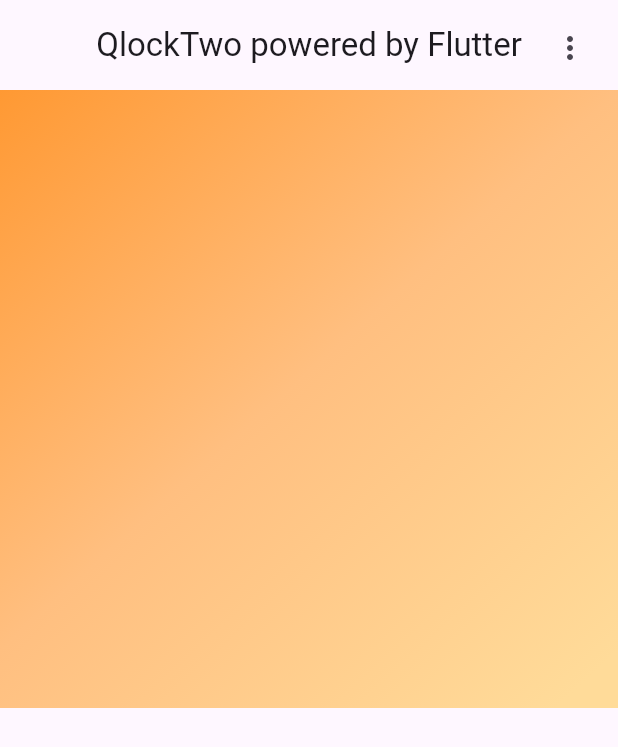
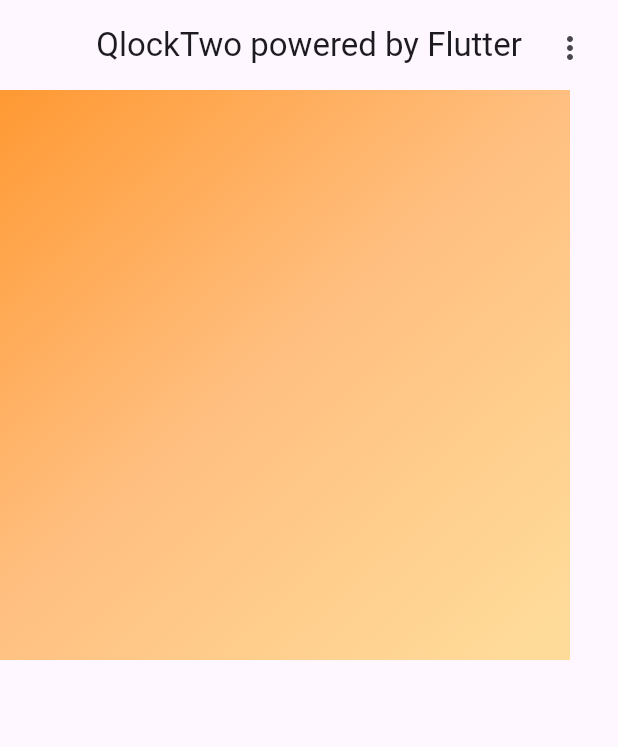
Before and after one commit to RobertNeher/qlocktwo, a Flutter app: the screen it shows after launch, on a phone screen of 412 x 824 dp. Shown: the top 747 px of the screen. Run offline on Flutter 3.47's test engine with Material 3 defaults, Android fonts, the phone set to English and light mode, and no system bars; our stand-ins replace shared_preferences.

Commit message:
fixed size basing upon setting clockSize

```diff
--- a/lib/src/background.dart
+++ b/lib/src/background.dart
@@ -12,15 +12,7 @@ class Background extends StatelessWidget {
 
   @override
   Widget build(BuildContext context) {
-    if (MediaQuery.of(context).size.width >
-        MediaQuery.of(context).size.height) {
-      windowSize = MediaQuery.of(context).size.height;
-    } else {
-      windowSize = MediaQuery.of(context).size.width;
-    }
-    if (windowSize < settings['clockSize'].toDouble()) {
-      windowSize = settings['clockSize'].toDouble();
-    }
+    windowSize = settings['clockSize'].toDouble();
 
     String orientation = settings['backgroundColorOrientation'].toUpperCase();
     if (orientation == "BL") {
```
